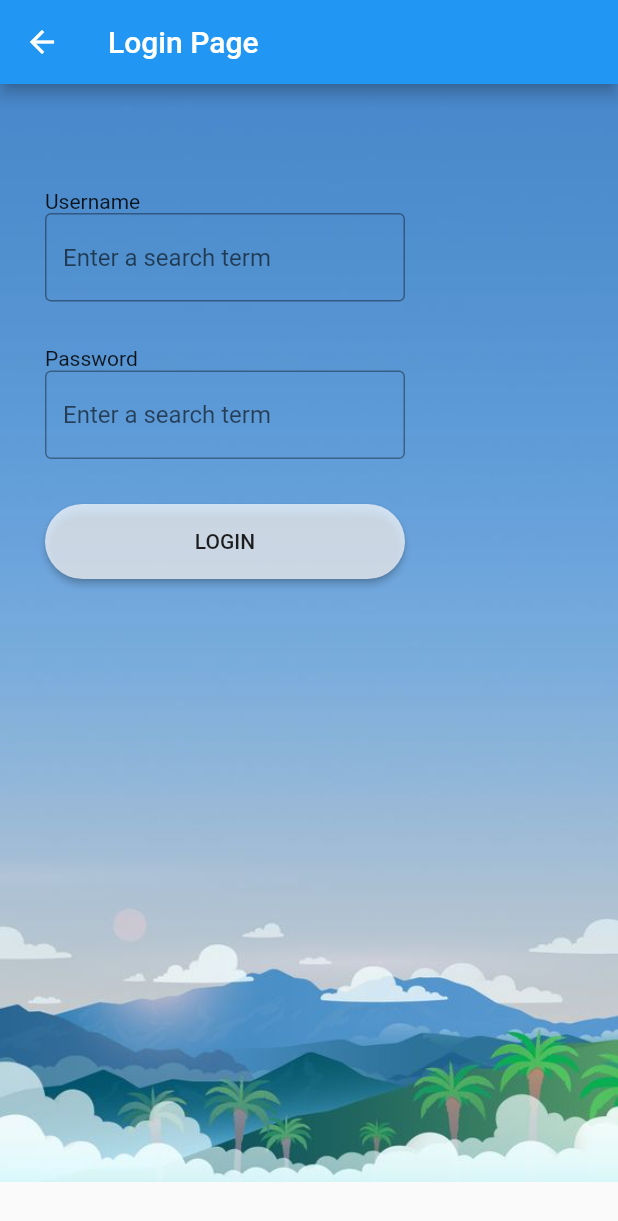
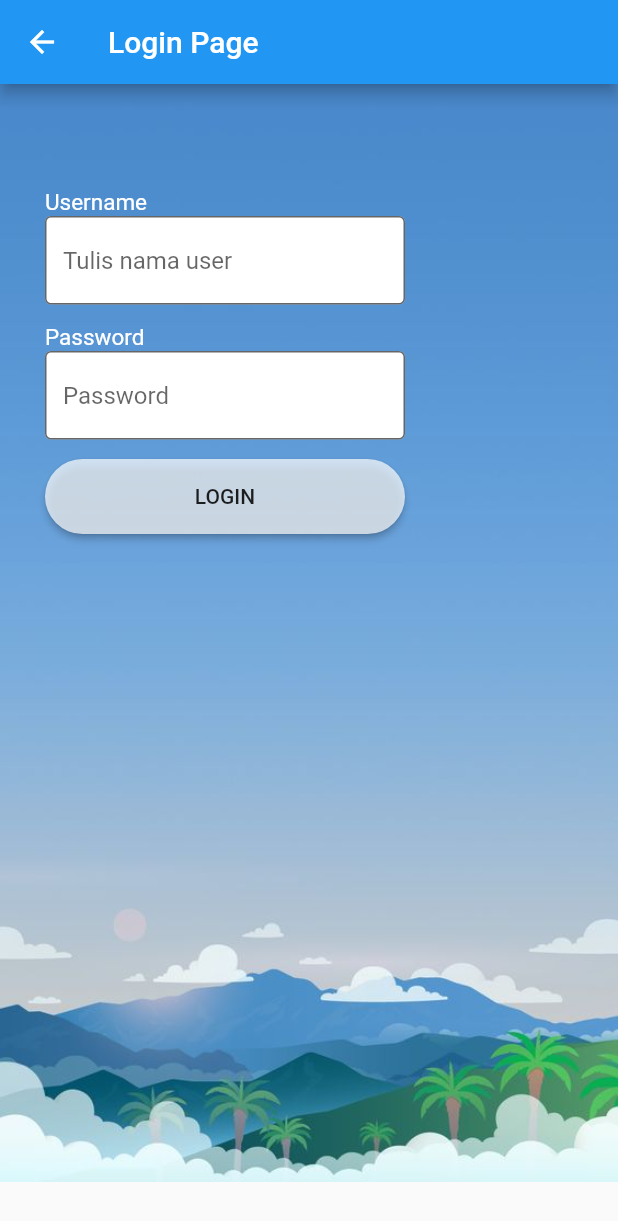
Before and after one commit to pujangga123/flutter_app_1, a Flutter app: the screen it shows after launch, after a tap on "Login", on a phone screen of 412 x 824 dp. Shown: the top 1221 px of the screen. Run offline on Flutter 3.47's test engine with Material 2 defaults, Android fonts, the phone set to English and light mode, and no system bars.

Commit message:
2023-11-10

```diff
--- a/lib/loginpage.dart
+++ b/lib/loginpage.dart
@@ -14,23 +14,31 @@ class LoginPage extends StatelessWidget {
         Container(
             padding: const EdgeInsets.fromLTRB(30, 70, 30, 0),
             width: 300,
-            height: 330,
+            height: 300,
             child: Column(
               crossAxisAlignment: CrossAxisAlignment.stretch,
               children: [
-                const Text('Username'),
+                const Text('Username',
+                    style: TextStyle(color: Colors.white, fontSize: 15)),
                 const TextField(
+                  style: TextStyle(color: Colors.black),
                   decoration: InputDecoration(
+                    fillColor: Colors.white,
+                    filled: true,
                     border: OutlineInputBorder(),
-                    hintText: 'Enter a search term',
+                    hintText: 'Tulis nama user',
                   ),
                 ),
                 const Spacer(),
-                const Text('Password'),
+                const Text('Password',
+                    style: TextStyle(color: Colors.white, fontSize: 15)),
                 const TextField(
+                  obscureText: true,
                   decoration: InputDecoration(
+                    fillColor: Colors.white,
+                    filled: true,
                     border: OutlineInputBorder(),
-                    hintText: 'Enter a search term',
+                    hintText: 'Password',
                   ),
                 ),
                 const Spacer(),
--- a/lib/main.dart
+++ b/lib/main.dart
@@ -22,10 +22,12 @@ class MainApp extends StatelessWidget {
           Container(
               padding: const EdgeInsets.fromLTRB(0, 70, 0, 0),
               alignment: Alignment.topCenter,
-              height: 200,
+              height: 240,
               child: Column(
                 mainAxisAlignment: MainAxisAlignment.spaceBetween,
                 children: [
+                  const Text('En Tay',
+                      style: TextStyle(fontSize: 25, color: Colors.white)),
                   ElevatedButton(
                       onPressed: () {
                         Navigator.push(
@@ -41,7 +43,6 @@ class MainApp extends StatelessWidget {
                       child: const Text('Login',
                           style:
                               TextStyle(fontSize: 15, color: Colors.black87))),
-                  const Spacer(),
                   ElevatedButton(
                       onPressed: () {},
                       style: ElevatedButton.styleFrom(
```
